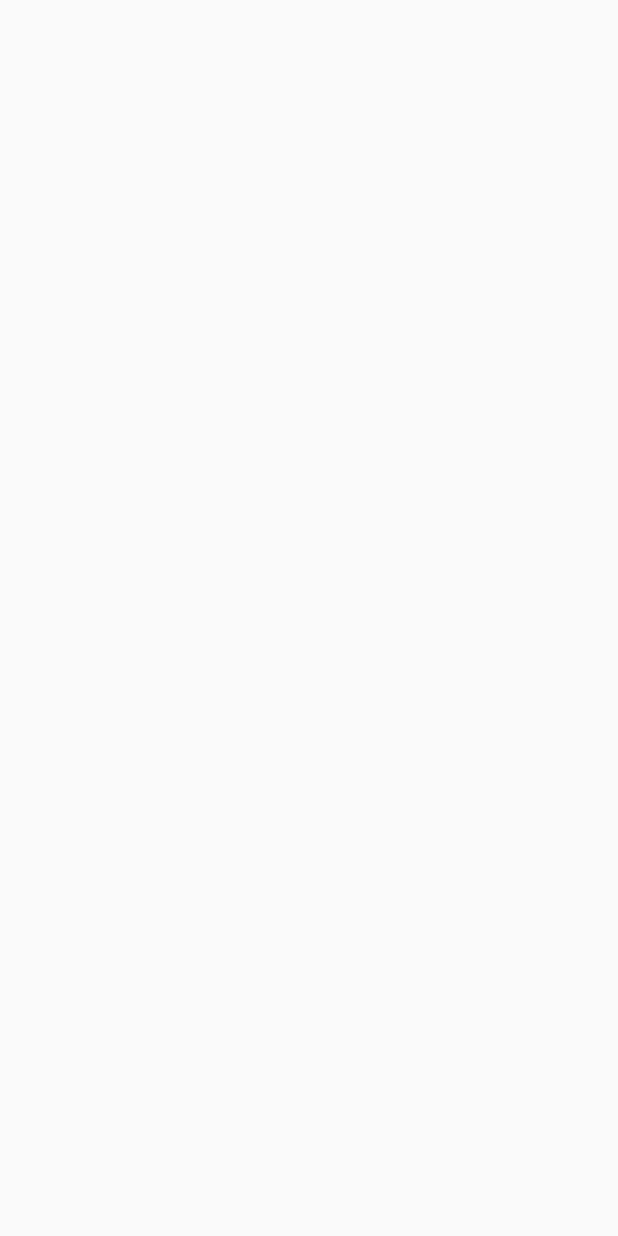
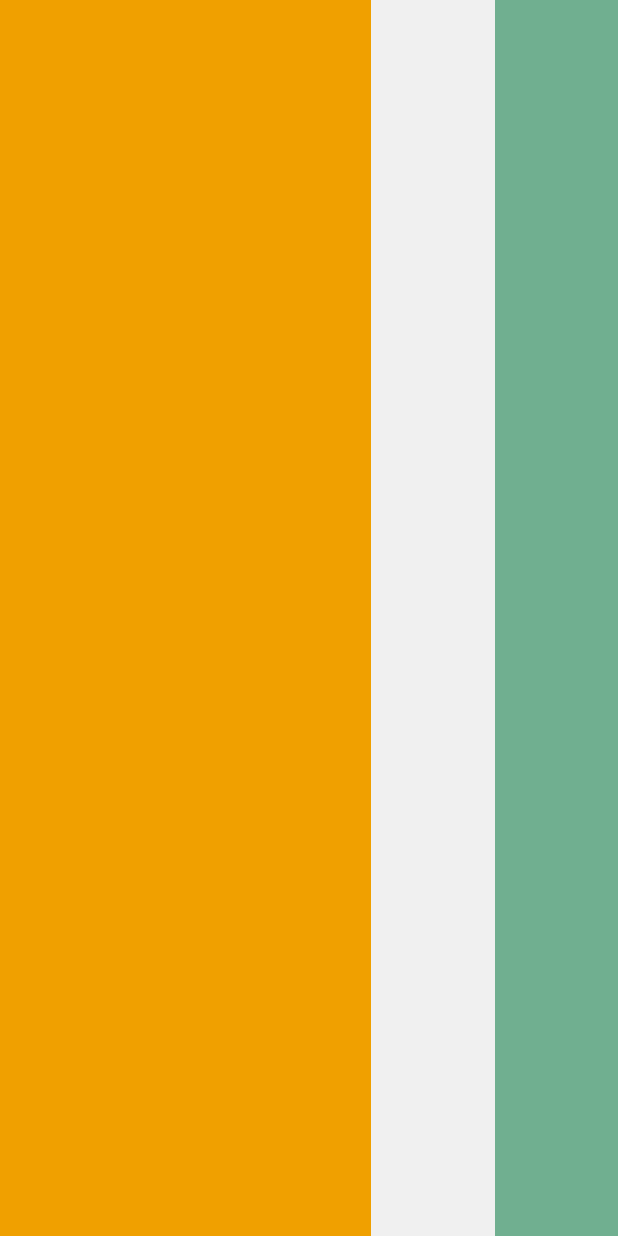
Before and after one commit to fengdeyingzi/SpriteEditor, an Android app: the DebugXmlActivity screen opened directly, with no data from a screen before it, on a phone screen of 412 x 824 dp. Before the commit the screen is empty. Run offline under Robolectric (Android 15) with nearby library versions, the phone set to English and light mode, and no system bars.

Commit message:
debug xml

```diff
--- a/app/src/main/java/com/xl/spriteeditor/debug/DebugXmlActivity.java
+++ b/app/src/main/java/com/xl/spriteeditor/debug/DebugXmlActivity.java
@@ -6,10 +6,14 @@ import android.os.Bundle;
 import android.text.util.Linkify;
 import android.view.Gravity;
 import android.view.ViewGroup;
+import android.widget.Button;
 import android.widget.LinearLayout;
 import android.widget.TextView;
 
 import androidx.annotation.Nullable;
+import androidx.appcompat.app.AppCompatActivity;
+import androidx.appcompat.widget.Toolbar;
+import androidx.coordinatorlayout.widget.CoordinatorLayout;
 
 import com.xl.game.math.Str;
 import com.xl.game.tool.DisplayUtil;
@@ -23,11 +27,59 @@ import com.xl.spriteeditor.R;
  * desc:
  * version:1.0
  **/
-public class DebugXmlActivity extends Activity {
+public class DebugXmlActivity extends AppCompatActivity {
 
     @Override
     protected void onCreate(@Nullable Bundle savedInstanceState) {
         super.onCreate(savedInstanceState);
+        Context context = this;
+        LinearLayout layout_root = new LinearLayout(context);
+        LinearLayout linearlayout_0 = new LinearLayout(context);
+        LinearLayout.LayoutParams layoutParams_0 = new LinearLayout.LayoutParams(ViewGroup.LayoutParams.MATCH_PARENT,ViewGroup.LayoutParams.MATCH_PARENT);
+        linearlayout_0.setOrientation(LinearLayout.VERTICAL);
+        com.google.android.material.appbar.AppBarLayout layout_appbar = new com.google.android.material.appbar.AppBarLayout(context);
+        LinearLayout.LayoutParams layoutParams_1 = new LinearLayout.LayoutParams(ViewGroup.LayoutParams.MATCH_PARENT,ViewGroup.LayoutParams.WRAP_CONTENT);
+        layout_appbar.setId(R.id.layout_appbar);
+        androidx.appcompat.widget.Toolbar toolbar = new androidx.appcompat.widget.Toolbar(context);
+        com.google.android.material.appbar.AppBarLayout.LayoutParams layoutParams_2 = new com.google.android.material.appbar.AppBarLayout.LayoutParams(ViewGroup.LayoutParams.MATCH_PARENT,ViewGroup.LayoutParams.WRAP_CONTENT);
+        toolbar.setId(R.id.toolbar);
+        layout_appbar.addView(toolbar,layoutParams_2);
+        linearlayout_0.addView(layout_appbar,layoutParams_1);
+        LinearLayout linearlayout_3 = new LinearLayout(context);
+        LinearLayout.LayoutParams layoutParams_3 = new LinearLayout.LayoutParams(ViewGroup.LayoutParams.MATCH_PARENT,ViewGroup.LayoutParams.WRAP_CONTENT);
+        linearlayout_3.setPadding(DisplayUtil.dip2px(context, Str.atoi("16dp")), DisplayUtil.dip2px(context, Str.atoi("16dp")), DisplayUtil.dip2px(context, Str.atoi("16dp")), 0);
+        linearlayout_3.setOrientation(LinearLayout.VERTICAL);
+        Button btn_singleimg = new Button(context);
+        LinearLayout.LayoutParams layoutParams_4 = new LinearLayout.LayoutParams(ViewGroup.LayoutParams.MATCH_PARENT,ViewGroup.LayoutParams.WRAP_CONTENT);
+        btn_singleimg.setId(R.id.btn_singleimg);
+        btn_singleimg.setText("单张图片生成精灵");
+        linearlayout_3.addView(btn_singleimg,layoutParams_4);
+        Button btn_multiple_img = new Button(context);
+        LinearLayout.LayoutParams layoutParams_5 = new LinearLayout.LayoutParams(ViewGroup.LayoutParams.MATCH_PARENT,ViewGroup.LayoutParams.WRAP_CONTENT);
+        btn_multiple_img.setId(R.id.btn_multiple_img);
+        btn_multiple_img.setText("多张图片生成精灵");
+        linearlayout_3.addView(btn_multiple_img,layoutParams_5);
+        Button btn_dir_img = new Button(context);
+        LinearLayout.LayoutParams layoutParams_6 = new LinearLayout.LayoutParams(ViewGroup.LayoutParams.MATCH_PARENT,ViewGroup.LayoutParams.WRAP_CONTENT);
+        btn_dir_img.setId(R.id.btn_dir_img);
+        btn_dir_img.setText("文件夹生成精灵");
+        linearlayout_3.addView(btn_dir_img,layoutParams_6);
+        TextView textview_7 = new TextView(context);
+        LinearLayout.LayoutParams layoutParams_7 = new LinearLayout.LayoutParams(ViewGroup.LayoutParams.MATCH_PARENT,ViewGroup.LayoutParams.WRAP_CONTENT);
+        textview_7.setText("目前只实现了单张图片生成精灵，多张图片生成精灵正在开发中");
+        linearlayout_3.addView(textview_7,layoutParams_7);
+        linearlayout_0.addView(linearlayout_3,layoutParams_3);
+        layout_root.addView(linearlayout_0,layoutParams_0);
+        setContentView(layout_root);
+setSupportActionBar(toolbar);
+setContentView(R.layout.debug_weight);
+
+
+
+
+
+
+
 
 
 
--- a/app/src/main/res/layout/activity_main.xml
+++ b/app/src/main/res/layout/activity_main.xml
@@ -14,8 +14,12 @@
     <androidx.appcompat.widget.Toolbar
         android:id="@+id/toolbar"
         android:layout_width="match_parent"
-            android:layout_height="?attr/actionBarSize"
-            android:background="?attr/colorPrimary"
+        android:layout_height="32dp"
+        app:title="测试"
+        app:subtitle="副标题"
+        app:titleTextColor="@color/colorAccent_light"
+        app:subtitleTextColor="@color/colorAccent_light"
+        android:background="@color/colorPrimary"
         app:popupTheme="@style/AppTheme.PopupOverlay" />
 
 </com.google.android.material.appbar.AppBarLayout>
--- a/app/src/main/res/layout/debug_hello.xml
+++ b/app/src/main/res/layout/debug_hello.xml
@@ -1,6 +1,6 @@
 <?xml version="1.0" encoding="utf-8"?>
 <LinearLayout xmlns:android="http://schemas.android.com/apk/res/android"
-    android:orientation="vertical" android:layout_width="match_parent"
+    android:orientation="horizontal" android:layout_width="match_parent"
     android:gravity="center"
     android:layout_height="match_parent">
 
--- /dev/null
+++ b/app/src/main/res/layout/debug_weight.xml
@@ -0,0 +1,20 @@
+<?xml version="1.0" encoding="utf-8"?>
+<LinearLayout xmlns:android="http://schemas.android.com/apk/res/android"
+    android:orientation="horizontal" android:layout_width="match_parent"
+    android:layout_height="match_parent">
+    <View
+        android:layout_weight="0.1"
+        android:layout_width="wrap_content"
+        android:background="#f0a000"
+        android:layout_height="match_parent"/>
+    <View
+        android:layout_weight="0.2"
+        android:background="#f0f0f0"
+        android:layout_width="wrap_content"
+        android:layout_height="match_parent"/>
+    <View
+        android:layout_weight="0.2"
+        android:background="#70af90"
+        android:layout_width="wrap_content"
+        android:layout_height="match_parent"/>
+</LinearLayout>
```
Lines whose indentation alone changed are shown as unchanged.
